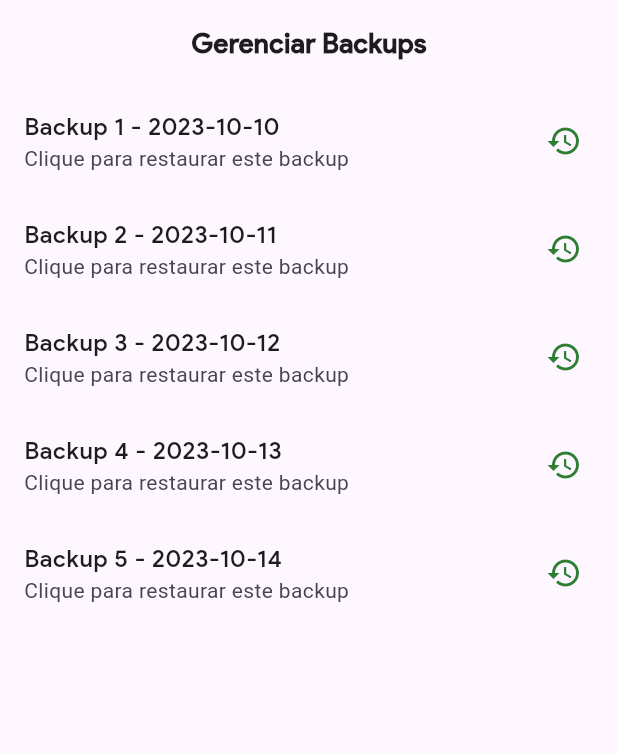
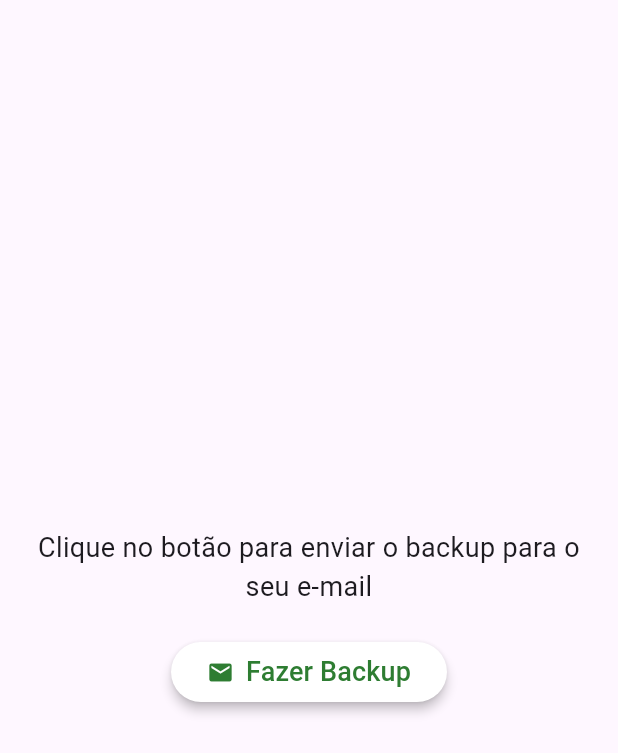
Before and after one commit to ENVexp/sistema_acompanhamento_familiar_flutter, a Flutter app: the BackupTab screen opened directly, on a phone screen of 412 x 824 dp. Shown: the top 753 px of the screen. Run offline on Flutter 3.47's test engine with Material 3 defaults, Android fonts, the phone set to English and light mode, and no system bars; our stand-ins replace shared_preferences; missing offline and left inert: flutter_statusbarcolor_ns, window_manager; accounts and stored records are empty.

Commit message:
MasterV em desenvolvimento 15

```diff
--- a/lib/screen/orientation/unspecified/home/master/tab/BackupTab.dart
+++ b/lib/screen/orientation/unspecified/home/master/tab/BackupTab.dart
@@ -1,40 +1,144 @@
+import 'package:acompanhamento_familiar/contract/Url.dart';
 import 'package:flutter/material.dart';
+import 'package:http/http.dart' as http;
+
+import '../../../../../../model/User.dart';
 import '../../../../../../themes/app_colors.dart';
+import '../../../../horizontal/home/HomeScreenHorizontal.dart';
 
-class BackupTab extends StatelessWidget {
+class BackupTab extends StatefulWidget {
+  @override
+  _BackupTabState createState() => _BackupTabState();
+}
+
+class _BackupTabState extends State<BackupTab> {
+  bool _isLoading = false;  // Controla o estado de carregamento
+  String _statusMessage = "Clique no botão para enviar o backup para o seu e-mail";  // Mensagem inicial
+  var loggedUser;  // Variável para armazenar o usuário logado
+
+  @override
+  void initState() {
+    super.initState();
+    _carregarUsuarioLogado();  // Carrega o usuário logado ao iniciar o widget
+  }
+
+  // Método para carregar o usuário logado
+  void _carregarUsuarioLogado() async {
+    loggedUser = HomeScreenHorizontal.getUserLog();// Carrega o usuário logado
+    if(loggedUser.email == "" || loggedUser.email == null) {
+      loggedUser = await User.loadUser();
+    }
+  }
+
+  // Método para solicitar o backup usando o email do usuário logado
+  Future<void> _fazerBackup() async {
+    if (loggedUser == null || loggedUser!.email.isEmpty) {
+      _mostrarSnackBar('Usuário não encontrado!', isSuccess: false);
+      return;
+    }
+
+    setState(() {
+      _isLoading = true;  // Mostra o indicador de progresso
+      _statusMessage = "Enviando para ${loggedUser.email}...";  // Atualiza a mensagem
+    });
+
+    try {
+      final String email = loggedUser!.email;  // Pega o email do usuário logado
+      final response = await http.get(Uri.parse(
+          '${Url.URL_BACKUP_EMAIL} + $email'));
+
+      if (response.statusCode == 200) {
+        setState(() {
+          _statusMessage = "Backup enviado com sucesso!";
+        });
+        _mostrarSnackBar('Backup enviado com sucesso!', isSuccess: true);
+      } else {
+        setState(() {
+          _statusMessage = "Erro ao enviar o backup.";
+        });
+        _mostrarSnackBar('Erro ao enviar o backup.', isSuccess: false);
+      }
+    } catch (e) {
+      setState(() {
+        _statusMessage = "Falha na conexão: $e";
+      });
+      _mostrarSnackBar('Falha na conexão.', isSuccess: false);
+    } finally {
+      setState(() {
+        _isLoading = false;  // Esconde o indicador de progresso
+      });
+    }
+  }
+
+  // Método para mostrar a SnackBar de sucesso ou falha
+  void _mostrarSnackBar(String mensagem, {required bool isSuccess}) {
+    ScaffoldMessenger.of(context).showSnackBar(
+      SnackBar(
+        content: Text(
+          mensagem,
+          style: TextStyle(
+            fontFamily: 'ProductSansMedium',
+            color: Colors.white,
+            fontWeight: FontWeight.bold,
+          ),
+        ),
+        backgroundColor: isSuccess ? Colors.green : Colors.red,
+        behavior: SnackBarBehavior.floating,
+        duration: Duration(seconds: 3),
+      ),
+    );
+  }
+
   @override
   Widget build(BuildContext context) {
-    return Column(
-      children: [
-        Padding(
+    return Scaffold(
+      body: Center(
+        child: Padding(
           padding: const EdgeInsets.all(16.0),
-          child: Text(
-            "Gerenciar Backups",
-            style: TextStyle(fontFamily: 'ProductSansMedium', fontSize: 18, fontWeight: FontWeight.bold),
+          child: Column(
+            mainAxisAlignment: MainAxisAlignment.center,
+            children: [
+              // Exibe a mensagem de status
+              Text(
+                _statusMessage,
+                textAlign: TextAlign.center,
+                style: TextStyle(fontSize: 18),
+              ),
+              SizedBox(height: 20),  // Espaçamento entre o texto e o botão
+
+              // Verifica se está carregando e mostra o progresso
+              _isLoading
+                  ? CircularProgressIndicator(
+                color: AppColors.monteAlegreGreen,
+
+              )  // Indicador de progresso circular
+                  : ElevatedButton(
+                onPressed: _fazerBackup,  // Aciona a função ao clicar
+                style: ElevatedButton.styleFrom(
+                  foregroundColor: AppColors.monteAlegreGreen,
+                  backgroundColor: Colors.white,  // Define a cor quando pressionado
+                  elevation: 3,  // Sombra do botão
+                ),
+                child: Row(
+                  mainAxisSize: MainAxisSize.min,  // Define que o tamanho da Row será ajustado ao conteúdo
+                  children: [
+                    Icon(
+                      Icons.email,  // Ícone que representa enviar email
+                      color: AppColors.monteAlegreGreen,  // Cor do ícone
+                    ),
+                    SizedBox(width: 8),  // Espaço entre o ícone e o texto
+                    Text(
+                      'Fazer Backup',
+                      style: TextStyle(color: AppColors.monteAlegreGreen, fontSize: 18),
+                    ),
+                  ],
+                ),
+              ),
+
+            ],
           ),
         ),
-        Expanded(
-          child: ListView.builder(
-            itemCount: 5, // Exemplo de lista de backups
-            itemBuilder: (context, index) {
-              final backupDate = "Backup ${index + 1} - 2023-10-${10 + index}";
-              return ListTile(
-                title: Text(
-                  backupDate,
-                  style: TextStyle(fontFamily: 'ProductSansMedium'),
-                ),
-                subtitle: Text("Clique para restaurar este backup"),
-                trailing: Icon(Icons.restore, color: AppColors.monteAlegreGreen),
-                onTap: () {
-                  ScaffoldMessenger.of(context).showSnackBar(
-                    SnackBar(content: Text("Restaurando $backupDate")),
-                  );
-                },
-              );
-            },
-          ),
-        ),
-      ],
+      ),
     );
   }
 }
```
Also changed, not shown: lib/screen/orientation/horizontal/home/master/MasterScreenHorizontal.dart (+19 -4 lines), lib/screen/orientation/vertical/home/master/MasterScreenVertical.dart (+17 -5 lines).
